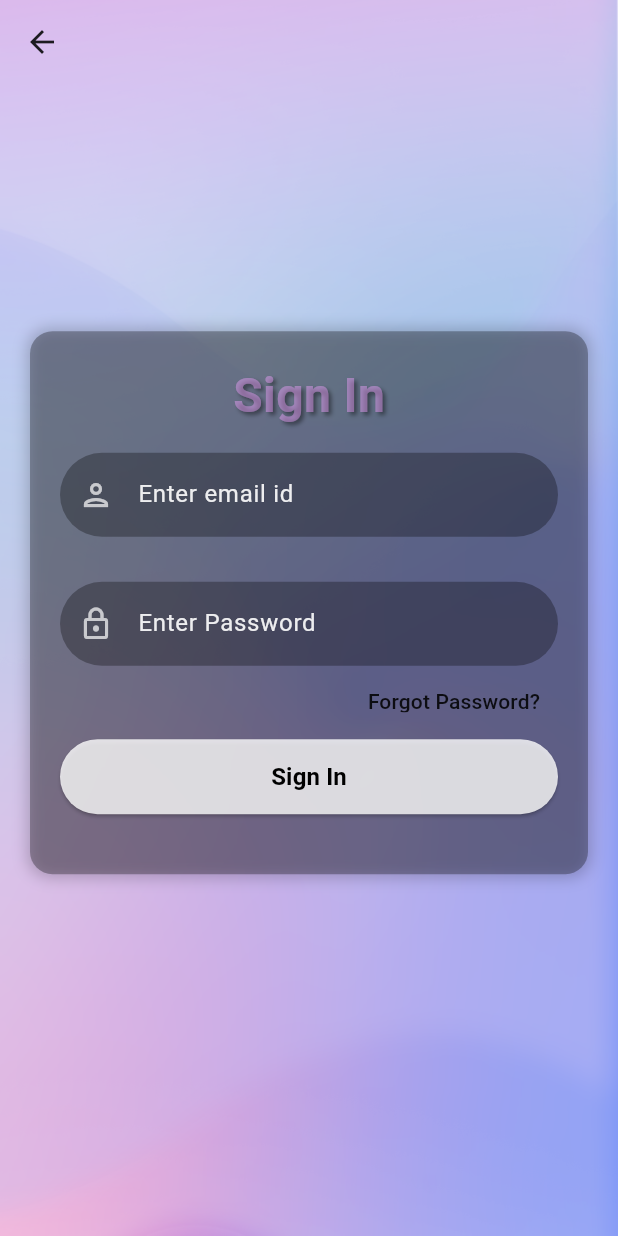
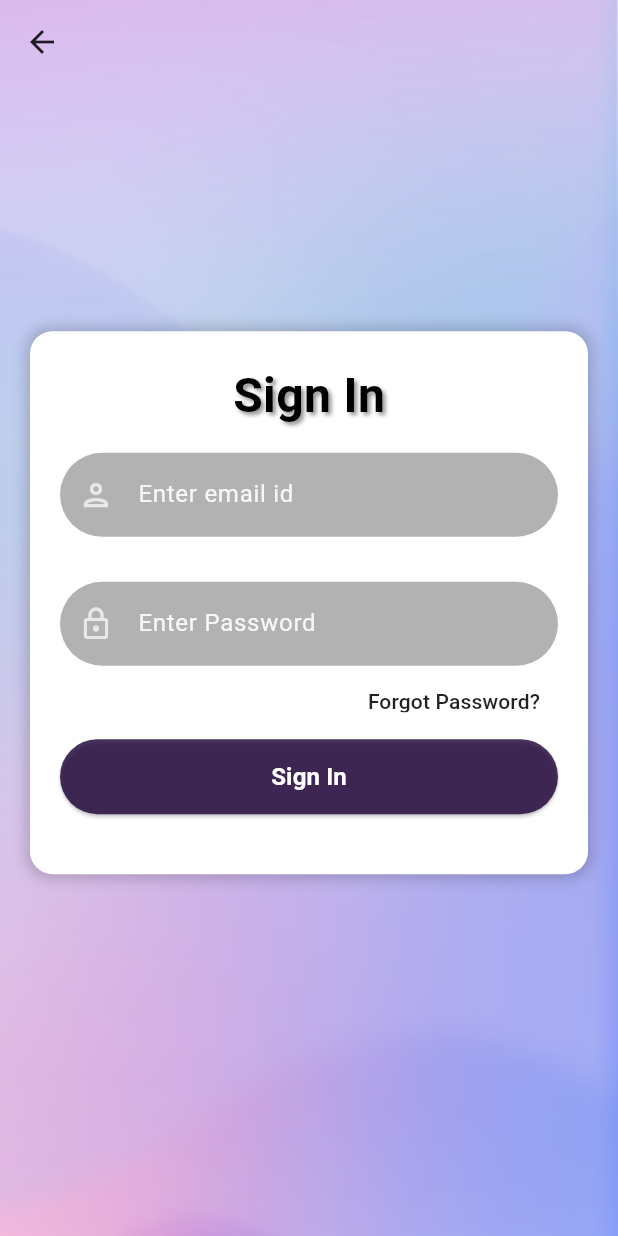
Before and after one commit to anishtupe/cuisine_decider, a Flutter app: the screen it shows after launch, after a tap on "Sign In", on a phone screen of 412 x 824 dp. Run offline on Flutter 3.47's test engine with Material 3 defaults, Android fonts, the phone set to English and light mode, and no system bars.

Commit message:
made changes to the button and page boxes

```diff
--- a/lib/screens/signin_screen.dart
+++ b/lib/screens/signin_screen.dart
@@ -26,7 +26,7 @@ class _signinscreenState extends State<signinscreen> {
       child: Container(
         padding: const EdgeInsets.all(20.0),
         decoration: BoxDecoration(
-            color: Color.fromARGB(121, 0, 0, 0).withOpacity(0.3),
+            color: Color.fromARGB(255, 255, 255, 255).withOpacity(1),
             borderRadius: BorderRadius.circular(15.0),
             boxShadow: [
               BoxShadow(
@@ -42,7 +42,7 @@ class _signinscreenState extends State<signinscreen> {
               style: TextStyle(
                   fontSize: 32,
                   fontWeight: FontWeight.bold,
-                  color: Color.fromARGB(116, 237, 161, 252),
+                  color: Color.fromARGB(255, 0, 0, 0),
                   shadows: [
                     Shadow(
                         offset: Offset(2.0, 2.0),
--- a/lib/screens/signup_screen.dart
+++ b/lib/screens/signup_screen.dart
@@ -25,7 +25,7 @@ class _signupscreenState extends State<signupscreen> {
       child: Container(
         padding: const EdgeInsets.all(20.0),
         decoration: BoxDecoration(
-            color: Color.fromARGB(121, 0, 0, 0).withOpacity(0.3),
+            color: Color.fromARGB(255, 255, 255, 255).withOpacity(1),
             borderRadius: BorderRadius.circular(15.0),
             boxShadow: [
               BoxShadow(
@@ -41,7 +41,7 @@ class _signupscreenState extends State<signupscreen> {
               style: TextStyle(
                   fontSize: 32,
                   fontWeight: FontWeight.bold,
-                  color: Color.fromARGB(116, 237, 161, 252),
+                  color: Color.fromARGB(255, 0, 0, 0),
                   shadows: [
                     Shadow(
                         offset: Offset(2.0, 2.0),
--- a/lib/widgets/reusablebutton.dart
+++ b/lib/widgets/reusablebutton.dart
@@ -12,7 +12,7 @@ Container firebasebutton(BuildContext context, String title, Function ontap) {
       child: Text(
         title,
         style: const TextStyle(
-            color: Color.fromARGB(255, 0, 0, 0),
+            color: Color.fromARGB(255, 255, 255, 255),
             fontWeight: FontWeight.bold,
             fontSize: 16),
       ),
@@ -22,7 +22,7 @@ Container firebasebutton(BuildContext context, String title, Function ontap) {
               return Colors.black.withOpacity(0.6);
             }
 
-            return Color.fromARGB(255, 255, 255, 255).withOpacity(0.8);
+            return Color.fromARGB(109, 30, 1, 56).withOpacity(0.8);
           }),
           shape: MaterialStateProperty.all<RoundedRectangleBorder>(
               RoundedRectangleBorder(borderRadius: BorderRadius.circular(30)))),
```
